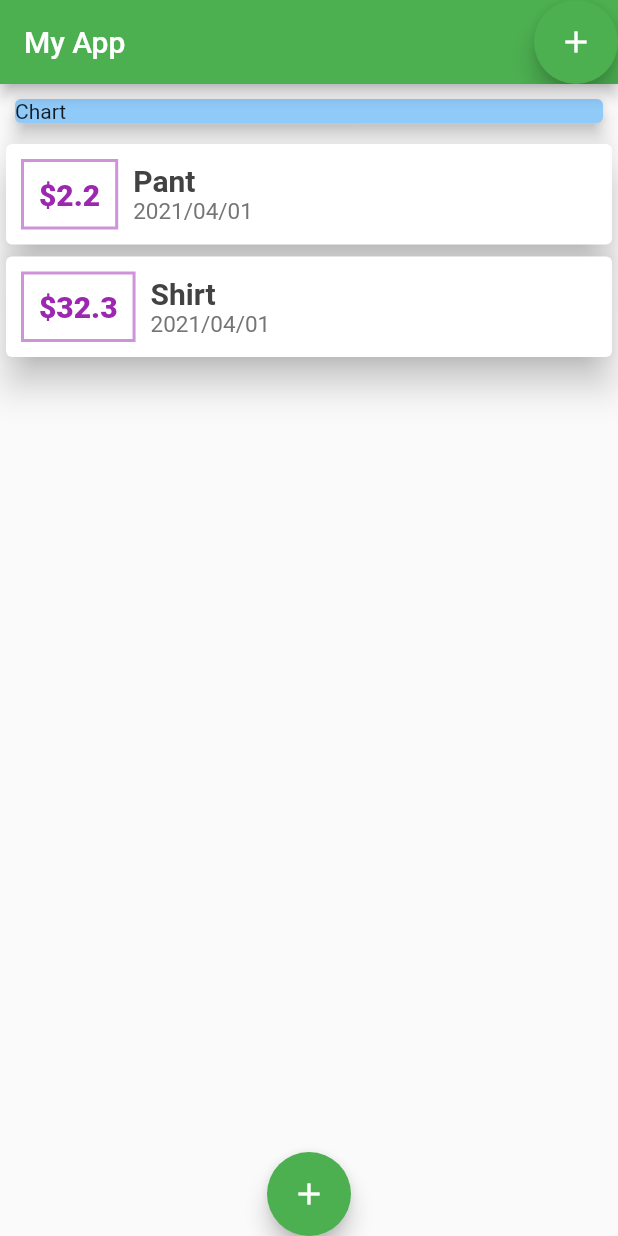
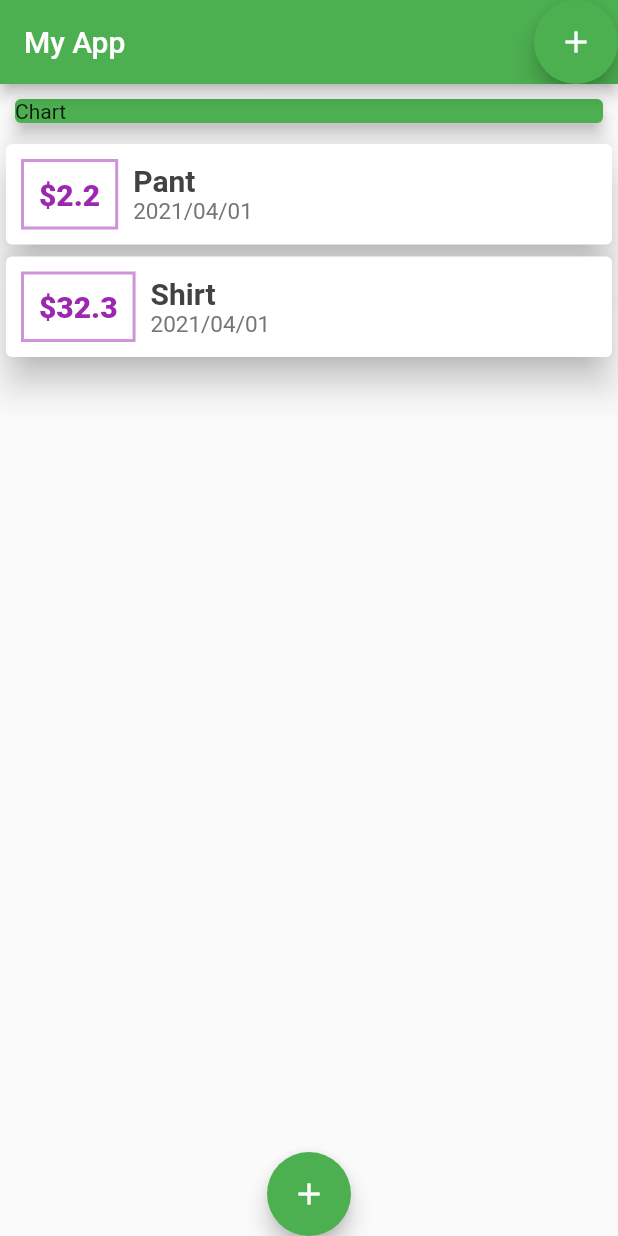
Before and after one commit to kumol/FlutterExercise, a Flutter app: the screen it shows after launch, on a phone screen of 412 x 824 dp. Run offline on Flutter 3.47's test engine with Material 2 defaults, Android fonts, the phone set to English and light mode, and no system bars.

Commit message:
color change

```diff
--- a/lib/main.dart
+++ b/lib/main.dart
@@ -166,7 +166,7 @@ class ExpenseAppState extends State<ExpenseApp> {
             Container(
               width: double.infinity,
               child: Card(
-                color: Colors.blue[200],
+                color: Theme.of(context).primaryColor,
                 child: Text("Chart"),
                 margin: EdgeInsets.all(10),
                 elevation: 5,
```
